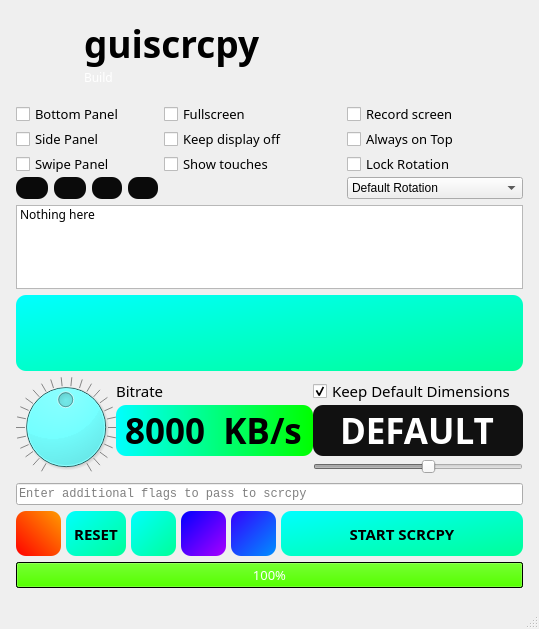
Qt form guiscrcpy/ui/mainwindow.ui (srevinsaju/guiscrcpy) before a commit.
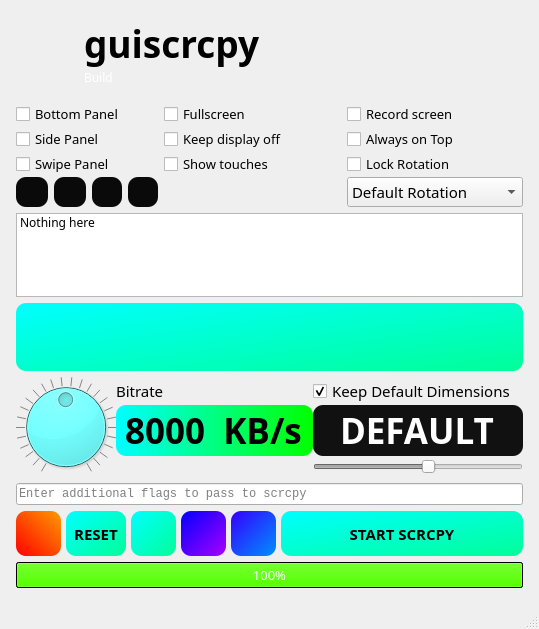
The same form after that commit. Icons and pictures are not drawn.

Commit message: Fix font inconsitencies across UIs

Diff of the .ui file:
```diff
--- a/guiscrcpy/ui/mainwindow.ui
+++ b/guiscrcpy/ui/mainwindow.ui
@@ -490,6 +490,12 @@
          </item>
          <item row="7" column="5">
           <widget class="QComboBox" name="device_rotation">
+           <property name="font">
+            <font>
+             <family>Noto Sans</family>
+             <pointsize>11</pointsize>
+            </font>
+           </property>
            <item>
             <property name="text">
              <string>Default Rotation</string>
@@ -650,6 +656,12 @@
            <verstretch>0</verstretch>
           </sizepolicy>
          </property>
+         <property name="font">
+            <font>
+             <family>Noto Sans</family>
+             <pointsize>11</pointsize>
+            </font>
+         </property>
          <property name="text">
           <string/>
          </property>
```
Left out of the diff: 1 changed line with no effect on the pictures. The commit also changes 2 other files.
